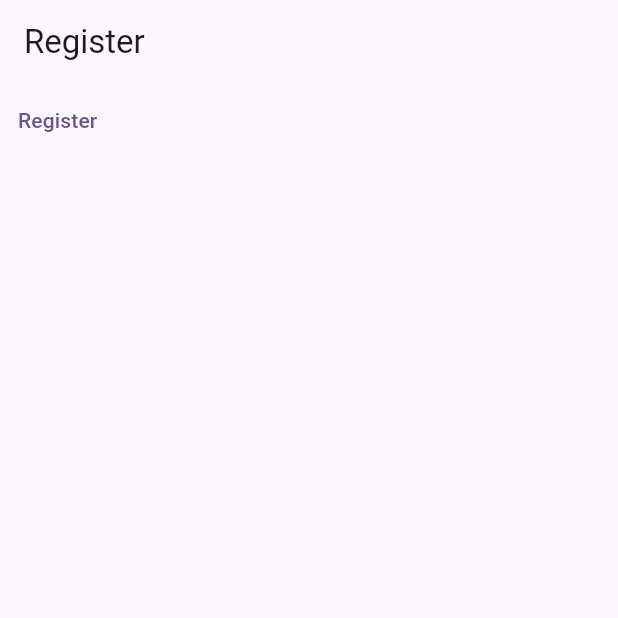
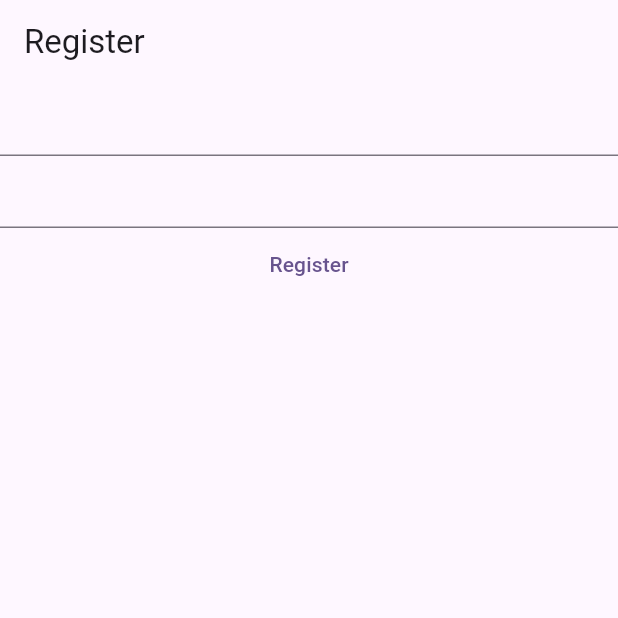
Before and after one commit to churchillotiende/my_notes, a Flutter app: the screen it shows after launch, on a phone screen of 412 x 824 dp, the top half of it. Run offline on Flutter 3.47's test engine with Material 3 defaults, Android fonts, the phone set to English and light mode, and no system bars.

Commit message:
feat: using textfield widget

```diff
--- a/lib/main.dart
+++ b/lib/main.dart
@@ -21,6 +21,8 @@ class HomePage extends StatelessWidget {
       appBar: AppBar(title: const Text("Register"),),
       body: Column(
         children: [
+          TextField(),
+          TextField(),
           TextButton(onPressed: (){}, child: const Text('Register')),
         ],
       ),
```
